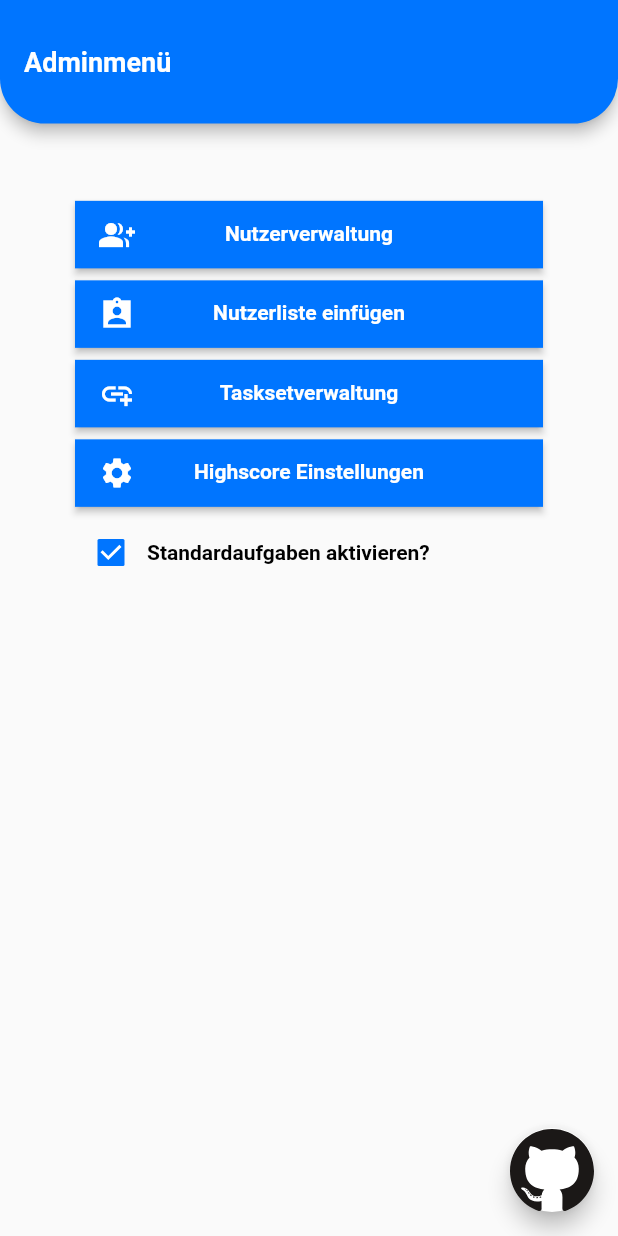
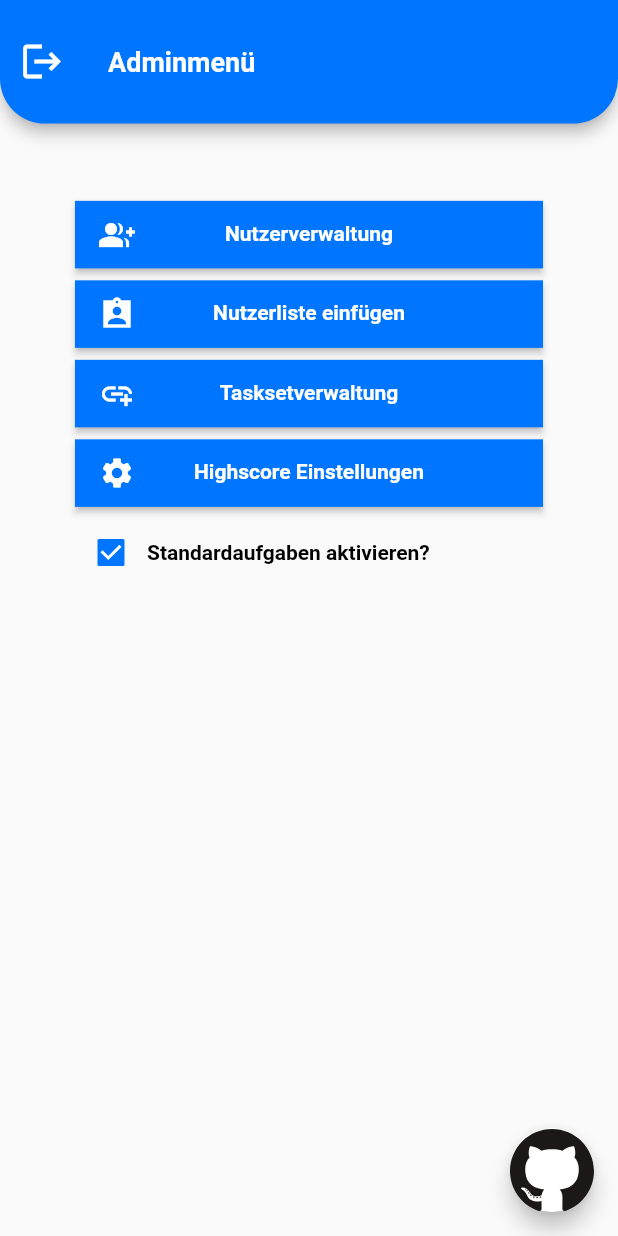
Before and after one commit to thm-mni-ii/lama, a Flutter app: the AdminMenuScreen screen opened directly, on a phone screen of 412 x 824 dp. Run offline on Flutter 3.47's test engine with Material 2 defaults, Android fonts, the phone set to English and light mode, and no system bars; our stand-ins replace bloc, bubble, cached_network_image, equatable, flutter_bloc, flutter_markdown and 5 more; missing offline and left inert: dbcrypt; accounts and stored records are empty; Roboto replaces fonts that are missing (Ubuntu); statements that could not run were skipped; project files that could hold a hidden picture were left out.

Commit message:
admin logout

```diff
--- a/lama_app/lib/app/screens/admin_menu_folder/admin_menu_screen.dart
+++ b/lama_app/lib/app/screens/admin_menu_folder/admin_menu_screen.dart
@@ -1,10 +1,12 @@
 import 'package:flutter/material.dart';
 import 'package:flutter_bloc/flutter_bloc.dart';
 import 'package:flutter_svg/svg.dart';
+import 'package:lama_app/app/bloc/user_selection_bloc.dart';
 import 'package:lama_app/app/model/user_model.dart';
 import 'package:lama_app/app/screens/admin_menu_folder/taskset_manage/bloc/taskset_manage_bloc.dart';
 import 'package:lama_app/app/screens/admin_menu_folder/taskset_manage/screens/taskset_manage_screen.dart';
 import 'package:lama_app/app/screens/admin_menu_folder/widgets/custom_appbar.dart';
+import 'package:lama_app/app/screens/user_selection_screen.dart';
 import 'package:lama_app/db/database_provider.dart';
 //Lama default
 import 'package:lama_app/util/LamaColors.dart';
@@ -55,10 +57,35 @@ class _AdminMenuScreenState extends State<AdminMenuScreen> {
   Widget build(BuildContext context) {
     Size screensize = MediaQuery.of(context).size;
     return Scaffold(
-      appBar: CustomAppbar(
-        size: screensize.width / 5,
-        titel: 'Adminmenü',
-        color: LamaColors.bluePrimary,
+      appBar: AppBar(
+        leading: IconButton(
+          padding: EdgeInsets.all(0),
+          icon: Icon(
+            Icons.logout,
+            size: 30,
+            color: Colors.white,
+          ),
+          onPressed: () => Navigator.pushReplacement(
+            context,
+            MaterialPageRoute(
+              builder: (context) => BlocProvider(
+                create: (BuildContext context) => UserSelectionBloc(),
+                child: UserSelectionScreen(),
+              ),
+            ),
+          ),
+        ),
+        title: Text(
+          'Adminmenü',
+          style: LamaTextTheme.getStyle(fontSize: 18),
+        ),
+        toolbarHeight: screensize.width / 5,
+        backgroundColor: LamaColors.bluePrimary,
+        shape: RoundedRectangleBorder(
+          borderRadius: BorderRadius.vertical(
+            bottom: Radius.circular(30),
+          ),
+        ),
       ),
       body: BlocListener(
         bloc: BlocProvider.of<AdminMenuBloc>(context),
```
